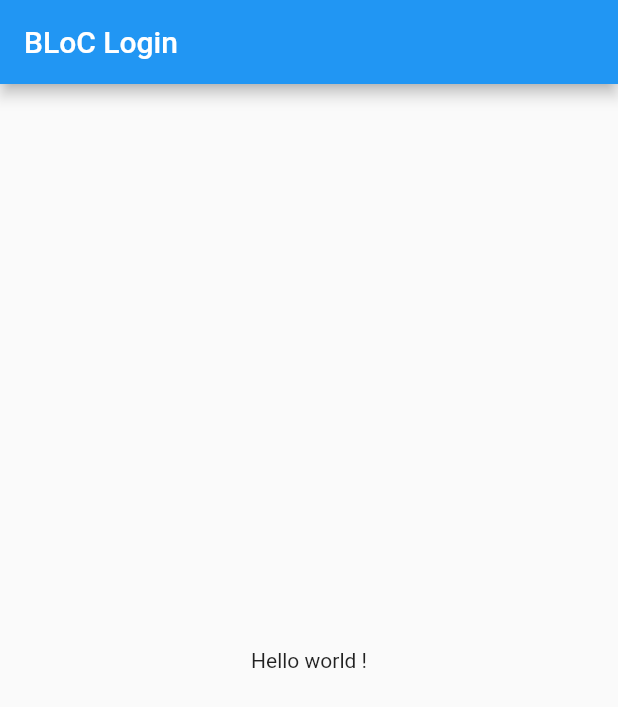
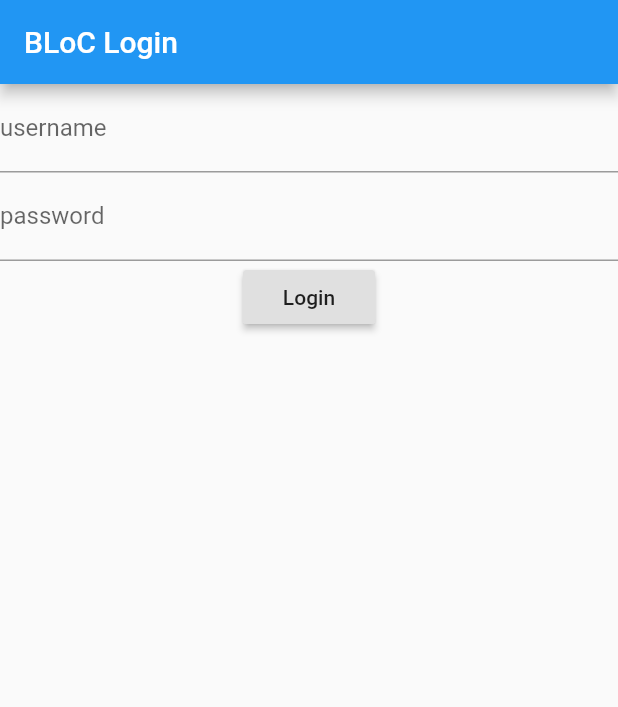
Before and after one commit to gilhardl/flutter_bloc_login, a Flutter app: the screen it shows after launch, on a phone screen of 412 x 824 dp. Shown: the top 707 px of the screen. Run offline on Flutter 3.47's test engine with Material 2 defaults, Android fonts, the light colour scheme and no system bars; our stand-ins replace bloc, equatable, flutter_bloc.

Commit message:
implement app

```diff
--- /dev/null
+++ b/lib/blocs/auth.dart
@@ -0,0 +1,3 @@
+export 'auth/auth_bloc.dart';
+export 'auth/auth_event.dart';
+export 'auth/auth_state.dart';
--- /dev/null
+++ b/lib/blocs/auth/auth_bloc.dart
@@ -0,0 +1,43 @@
+import 'package:bloc/bloc.dart';
+import 'package:meta/meta.dart';
+import 'package:bloc_login/blocs/auth/auth_event.dart';
+import 'package:bloc_login/blocs/auth/auth_state.dart';
+import 'package:bloc_login/repositories/auth_repository.dart';
+
+class AuthBloc extends Bloc<AuthEvent, AuthState> {
+  final AuthRepository _authRepository;
+
+  AuthBloc({@required authRepository})
+      : assert(authRepository != null),
+        this._authRepository = authRepository;
+
+  @override
+  AuthState get initialState => AuthUninitialized();
+
+  @override
+  Stream<AuthState> mapEventToState(
+    AuthEvent event,
+  ) async* {
+    if (event is AppStarted) {
+      final bool hasToken = await _authRepository.hasToken();
+
+      if (hasToken) {
+        yield AuthAuthenticated();
+      } else {
+        yield AuthUnauthenticated();
+      }
+    }
+
+    if (event is LoggedIn) {
+      yield AuthLoading();
+      await _authRepository.persistToken(event.token);
+      yield AuthAuthenticated();
+    }
+
+    if (event is LoggedOut) {
+      yield AuthLoading();
+      await _authRepository.deleteToken();
+      yield AuthUnauthenticated();
+    }
+  }
+}
--- /dev/null
+++ b/lib/blocs/auth/auth_event.dart
@@ -0,0 +1,23 @@
+import 'package:meta/meta.dart';
+import 'package:equatable/equatable.dart';
+
+abstract class AuthEvent extends Equatable {
+  @override
+  List<Object> get props => [];
+}
+
+class AppStarted extends AuthEvent {}
+
+class LoggedIn extends AuthEvent {
+  LoggedIn({@required this.token});
+
+  final String token;
+
+  @override
+  List<Object> get props => [token];
+
+  @override
+  toString() => 'LoggedIn { token: $token }';
+}
+
+class LoggedOut extends AuthEvent {}
--- /dev/null
+++ b/lib/blocs/auth/auth_state.dart
@@ -0,0 +1,14 @@
+import 'package:equatable/equatable.dart';
+
+abstract class AuthState extends Equatable {
+  @override
+  List<Object> get props => [];
+}
+
+class AuthUninitialized extends AuthState {}
+
+class AuthAuthenticated extends AuthState {}
+
+class AuthUnauthenticated extends AuthState {}
+
+class AuthLoading extends AuthState {}
--- /dev/null
+++ b/lib/blocs/login.dart
@@ -0,0 +1,3 @@
+export 'login/login_bloc.dart';
+export 'login/login_event.dart';
+export 'login/login_state.dart';
--- /dev/null
+++ b/lib/blocs/login/login_bloc.dart
@@ -0,0 +1,42 @@
+import 'dart:async';
+
+import 'package:meta/meta.dart';
+import 'package:bloc/bloc.dart';
+import 'package:bloc_login/repositories/auth_repository.dart';
+
+import 'package:bloc_login/blocs/auth.dart';
+import 'package:bloc_login/blocs/login.dart';
+
+class LoginBloc extends Bloc<LoginEvent, LoginState> {
+  final AuthRepository _authRepository;
+  final AuthBloc _authBloc;
+
+  LoginBloc({
+    @required authRepository,
+    @required authBloc,
+  })  : assert(authRepository != null),
+        assert(authBloc != null),
+        _authRepository = authRepository,
+        _authBloc = authBloc;
+
+  LoginState get initialState => LoginInitial();
+
+  @override
+  Stream<LoginState> mapEventToState(LoginEvent event) async* {
+    if (event is LoginButtonPressed) {
+      yield LoginLoading();
+
+      try {
+        final token = await _authRepository.authenticate(
+          username: event.username,
+          password: event.password,
+        );
+
+        _authBloc.add(LoggedIn(token: token));
+        yield LoginInitial();
+      } catch (error) {
+        yield LoginFailure(error: error.toString());
+      }
+    }
+  }
+}
--- /dev/null
+++ b/lib/blocs/login/login_event.dart
@@ -0,0 +1,23 @@
+import 'package:meta/meta.dart';
+import 'package:equatable/equatable.dart';
+
+abstract class LoginEvent extends Equatable {
+  const LoginEvent();
+}
+
+class LoginButtonPressed extends LoginEvent {
+  final String username;
+  final String password;
+
+  const LoginButtonPressed({
+    @required this.username,
+    @required this.password,
+  });
+
+  @override
+  List<Object> get props => [username, password];
+
+  @override
+  String toString() =>
+      'LoginButtonPressed { username: $username, password: $password }';
+}
--- /dev/null
+++ b/lib/blocs/login/login_state.dart
@@ -0,0 +1,25 @@
+import 'package:meta/meta.dart';
+import 'package:equatable/equatable.dart';
+
+abstract class LoginState extends Equatable {
+  const LoginState();
+
+  @override
+  List<Object> get props => [];
+}
+
+class LoginInitial extends LoginState {}
+
+class LoginLoading extends LoginState {}
+
+class LoginFailure extends LoginState {
+  final String error;
+
+  const LoginFailure({@required this.error});
+
+  @override
+  List<Object> get props => [error];
+
+  @override
+  String toString() => 'LoginFailure { error: $error }';
+}
--- a/lib/main.dart
+++ b/lib/main.dart
@@ -1,8 +1,36 @@
 import 'package:flutter/material.dart';
+import 'package:bloc/bloc.dart';
+import 'package:flutter_bloc/flutter_bloc.dart';
 
-void main() => runApp(MyApp());
+import 'package:bloc_login/utils/global_bloc_delegate.dart';
+import 'package:bloc_login/repositories/auth_repository.dart';
+import 'package:bloc_login/blocs/auth.dart';
 
-class MyApp extends StatelessWidget {
+import 'package:bloc_login/screens/home_screen.dart';
+import 'package:bloc_login/screens/login_screen.dart';
+import 'package:bloc_login/screens/splash_screen.dart';
+import 'package:bloc_login/widgets/loading_indicator.dart';
+
+void main() {
+  BlocSupervisor.delegate = GlobalBlocDelegate();
+  final authRepository = AuthRepository();
+  runApp(
+    BlocProvider<AuthBloc>(
+      create: (context) {
+        return AuthBloc(authRepository: authRepository)..add(AppStarted());
+      },
+      child: App(authRepository: authRepository),
+    ),
+  );
+}
+
+class App extends StatelessWidget {
+  final AuthRepository _authRepository;
+
+  App({@required authRepository})
+      : assert(authRepository != null),
+        _authRepository = authRepository;
+
   @override
   Widget build(BuildContext context) {
     return MaterialApp(
@@ -10,27 +38,22 @@ class MyApp extends StatelessWidget {
       theme: ThemeData(
         primarySwatch: Colors.blue,
       ),
-      home: HomePage(),
-    );
-  }
-}
-
-class HomePage extends StatelessWidget {
-  @override
-  Widget build(BuildContext context) {
-    return Scaffold(
-      appBar: AppBar(
-        title: Text('BLoC Login'),
-      ),
-      body: Center(
-        child: Column(
-          mainAxisAlignment: MainAxisAlignment.center,
-          children: <Widget>[
-            Text(
-              'Hello world !',
-            ),
-          ],
-        ),
+      home: BlocBuilder<AuthBloc, AuthState>(
+        builder: (context, state) {
+          if (state is AuthUninitialized) {
+            return SplashScreen();
+          }
+          if (state is AuthAuthenticated) {
+            return HomeScreen();
+          }
+          if (state is AuthUnauthenticated) {
+            return LoginScreen(authRepository: _authRepository);
+          }
+          if (state is AuthLoading) {
+            return LoadingIndicator();
+          }
+          return null;
+        },
       ),
     );
   }
--- a/lib/repositories/user_repository.dart
+++ b/lib/repositories/auth_repository.dart
@@ -1,6 +1,6 @@
 import 'package:meta/meta.dart';
 
-class UserRepository {
+class AuthRepository {
   Future<String> authenticate({
     @required String username,
     @required String password,
--- /dev/null
+++ b/lib/screens/login_screen.dart
@@ -0,0 +1,34 @@
+import 'package:flutter/material.dart';
+import 'package:flutter_bloc/flutter_bloc.dart';
+
+import 'package:bloc_login/repositories/auth_repository.dart';
+import 'package:bloc_login/blocs/auth.dart';
+import 'package:bloc_login/blocs/login.dart';
+
+import 'package:bloc_login/widgets/login_form.dart';
+
+class LoginScreen extends StatelessWidget {
+  final AuthRepository _authRepository;
+
+  LoginScreen({@required authRepository})
+      : assert(authRepository != null),
+        _authRepository = authRepository;
+
+  @override
+  Widget build(BuildContext context) {
+    return Scaffold(
+      appBar: AppBar(
+        title: Text('BLoC Login'),
+      ),
+      body: BlocProvider(
+        create: (context) {
+          return LoginBloc(
+            authBloc: BlocProvider.of<AuthBloc>(context),
+            authRepository: _authRepository,
+          );
+        },
+        child: LoginForm(),
+      ),
+    );
+  }
+}
--- /dev/null
+++ b/lib/widgets/login_form.dart
@@ -0,0 +1,67 @@
+import 'package:bloc_login/blocs/login.dart';
+import 'package:flutter/material.dart';
+import 'package:flutter_bloc/flutter_bloc.dart';
+
+class LoginForm extends StatefulWidget {
+  @override
+  State<LoginForm> createState() => _LoginFormState();
+}
+
+class _LoginFormState extends State<LoginForm> {
+  final _usernameController = TextEditingController();
+  final _passwordController = TextEditingController();
+
+  @override
+  Widget build(BuildContext context) {
+    _onLoginButtonPressed() {
+      BlocProvider.of<LoginBloc>(context).add(
+        LoginButtonPressed(
+          username: _usernameController.text,
+          password: _passwordController.text,
+        ),
+      );
+    }
+
+    return BlocListener<LoginBloc, LoginState>(
+      listener: (context, state) {
+        if (state is LoginFailure) {
+          Scaffold.of(context).showSnackBar(
+            SnackBar(
+              content: Text('${state.error}'),
+              backgroundColor: Colors.red,
+            ),
+          );
+        }
+      },
+      child: BlocBuilder<LoginBloc, LoginState>(
+        builder: (context, state) {
+          return Form(
+            child: Column(
+              children: [
+                TextFormField(
+                  decoration: InputDecoration(labelText: 'username'),
+                  controller: _usernameController,
+                ),
+                TextFormField(
+                  decoration: InputDecoration(labelText: 'password'),
+                  controller: _passwordController,
+                  obscureText: true,
+                ),
+                RaisedButton(
+                  onPressed:
+                      state is! LoginLoading ? _onLoginButtonPressed : null,
+                  child: Text('Login'),
+                ),
+                Container(
+                  child: state is LoginLoading
+                      ? CircularProgressIndicator()
+                      : null,
+                ),
+              ],
+            ),
+          );
+        },
+      ),
+    );
+  }
+}
--- a/pubspec.yaml
+++ b/pubspec.yaml
@@ -8,6 +8,9 @@ environment:
 dependencies:
   flutter:
     sdk: flutter
+  equatable: ^1.0.0
+  bloc: ^3.0.0
+  flutter_bloc: ^3.2.0
 
 dev_dependencies:
   flutter_test:
```
Also changed, not shown: lib/screens/home_screen.dart (added, +25 -0 lines), lib/screens/splash_screen.dart (added, +12 -0 lines), lib/utils/global_bloc_delegate.dart (added, +21 -0 lines), lib/widgets/loading_indicator.dart (added, +12 -0 lines), pubspec.lock.
